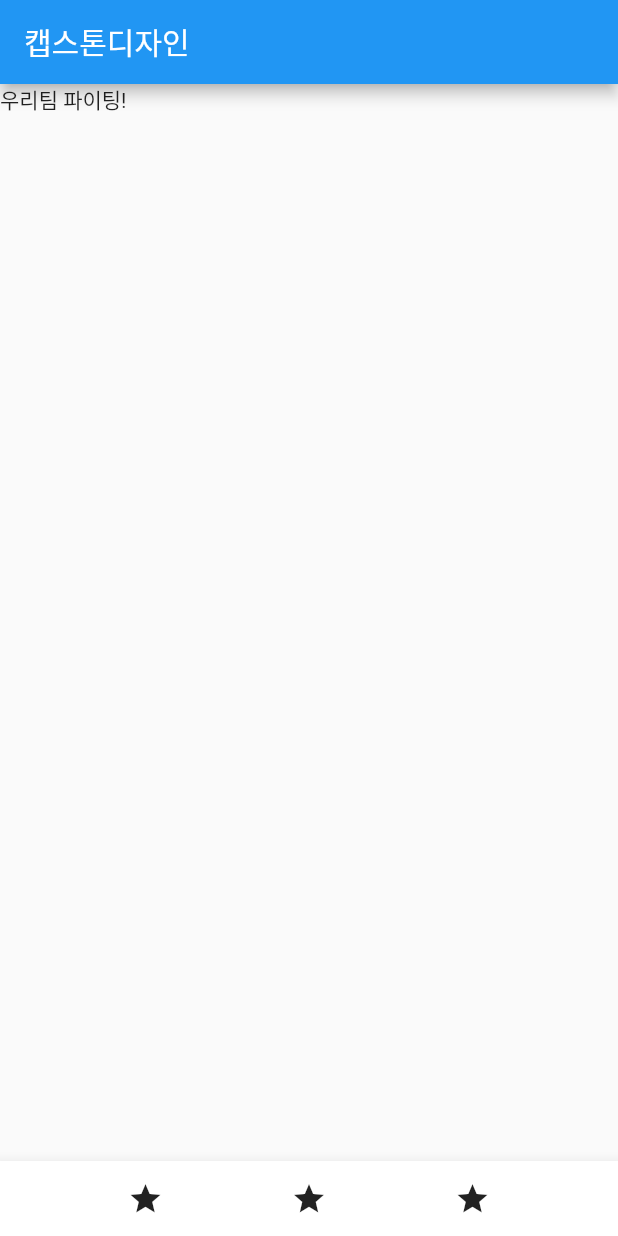
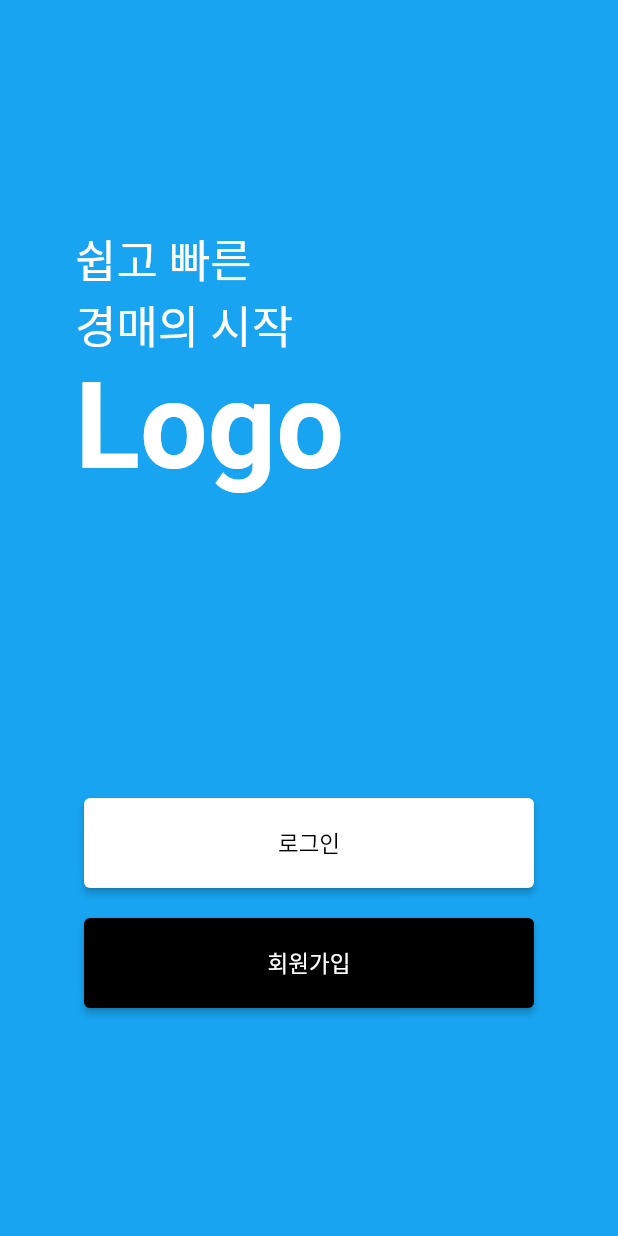
Before and after one commit to sehy0803/capstone, a Flutter app: the screen it shows after launch, on a phone screen of 412 x 824 dp. Run offline on Flutter 3.47's test engine with Material 2 defaults, Android fonts, the phone set to English and light mode, and no system bars.

Commit message:
2023-09-25 메인, 로그인, 회원가입, 약관동의 화면 틀

```diff
--- a/lib/main.dart
+++ b/lib/main.dart
@@ -1,38 +1,78 @@
 import 'package:flutter/material.dart';
+import 'login_screen.dart';
+import 'terms_screen.dart';
 
 void main() {
   runApp(const MyApp());
 }
 
 class MyApp extends StatelessWidget {
-  const MyApp({super.key});
+  const MyApp({Key? key});
 
   @override
   Widget build(BuildContext context) {
     return MaterialApp(
-      home: Scaffold(
-        appBar: AppBar(
-          title: Text('캡스톤디자인'),
-        ),
-        body: Container(
-          child: Text('우리팀 파이팅!'),
-        ),
-        bottomNavigationBar: BottomAppBar(
-          child: Container(
-            height: 50,
-            child: Row(
-              mainAxisAlignment: MainAxisAlignment.spaceEvenly,
-              children: [
-                Icon(Icons.star),
-                Icon(Icons.star),
-                Icon(Icons.star)
-              ],
+      home: MainScreen()
+    );
+  }
+}
+
+class MainScreen extends StatelessWidget {
+  const MainScreen({Key? key});
+
+  @override
+  Widget build(BuildContext context) {
+    return Scaffold(
+      backgroundColor: Color(0xff18a4f0),
+      body: Container(
+        width: double.infinity,
+        padding: EdgeInsets.fromLTRB(50, 150, 50, 50),
+        child: Column(
+          crossAxisAlignment: CrossAxisAlignment.start,
+          children: [
+            Text("쉽고 빠른", style: TextStyle(color: Colors.white, fontSize: 30)),
+            Text("경매의 시작", style: TextStyle(color: Colors.white, fontSize: 30)),
+            Text("Logo", style: TextStyle(color: Colors.white, fontSize: 80, fontWeight: FontWeight.bold)),
+            SizedBox( height: 200),
+            Container(
+              width: double.infinity,
+              child: Column(
+                crossAxisAlignment: CrossAxisAlignment.center,
+                mainAxisAlignment: MainAxisAlignment.center,
+                children: [
+                  ElevatedButton(
+                    onPressed: () {
+                      Navigator.push(
+                        context,
+                        MaterialPageRoute(builder: (context) => LoginScreen()),
+                      );
+                    },
+                    child: Text("로그인", style: TextStyle(color: Colors.black, fontSize: 15)),
+                    style: ButtonStyle(
+                      backgroundColor : MaterialStateProperty.all(Colors.white),
+                      minimumSize: MaterialStateProperty.all(Size(300, 60)),
+                    ),
+                  ),
+                  SizedBox( height: 20),
+                  ElevatedButton(
+                    onPressed: () {
+                      Navigator.push(
+                        context,
+                        MaterialPageRoute(builder: (context) => TermsScreen()),
+                      );
+                    },
+                    child: Text("회원가입", style: TextStyle(color: Colors.white, fontSize: 15)),
+                    style: ButtonStyle(
+                      backgroundColor : MaterialStateProperty.all(Colors.black),
+                      minimumSize: MaterialStateProperty.all(Size(300, 60)),
+                    ),
+                  ),
+                ],
+              ),
             ),
-          )
+          ],
         ),
       ),
     );
   }
 }
-
-// 깃허브 연동 테스트
--- /dev/null
+++ b/lib/test.dart
@@ -0,0 +1,24 @@
+import 'package:flutter/material.dart';
+
+class Test extends StatelessWidget {
+  const Test({super.key});
+
+  @override
+  Widget build(BuildContext context) {
+    return Container(
+      child: TextFormField(
+        obscureText: false, // true 인 경우 값이 * 로 보임
+        keyboardType: TextInputType.text, // email, password, number 등의 inputType
+        textInputAction: TextInputAction.next, // next, done 과 같이 keyboard enter의 속성
+        decoration: InputDecoration(
+          hintText: "ddd"
+        ),
+        validator: (value) {
+          if (value!.length < 12) {
+            return "오류입니다";
+          }
+        },
+      ),
+    );
+  }
+}
```
Also changed, not shown: lib/login_screen.dart (added, +70 -0 lines), lib/register_screen.dart (added, +84 -0 lines), lib/terms_screen.dart (added, +112 -0 lines).
